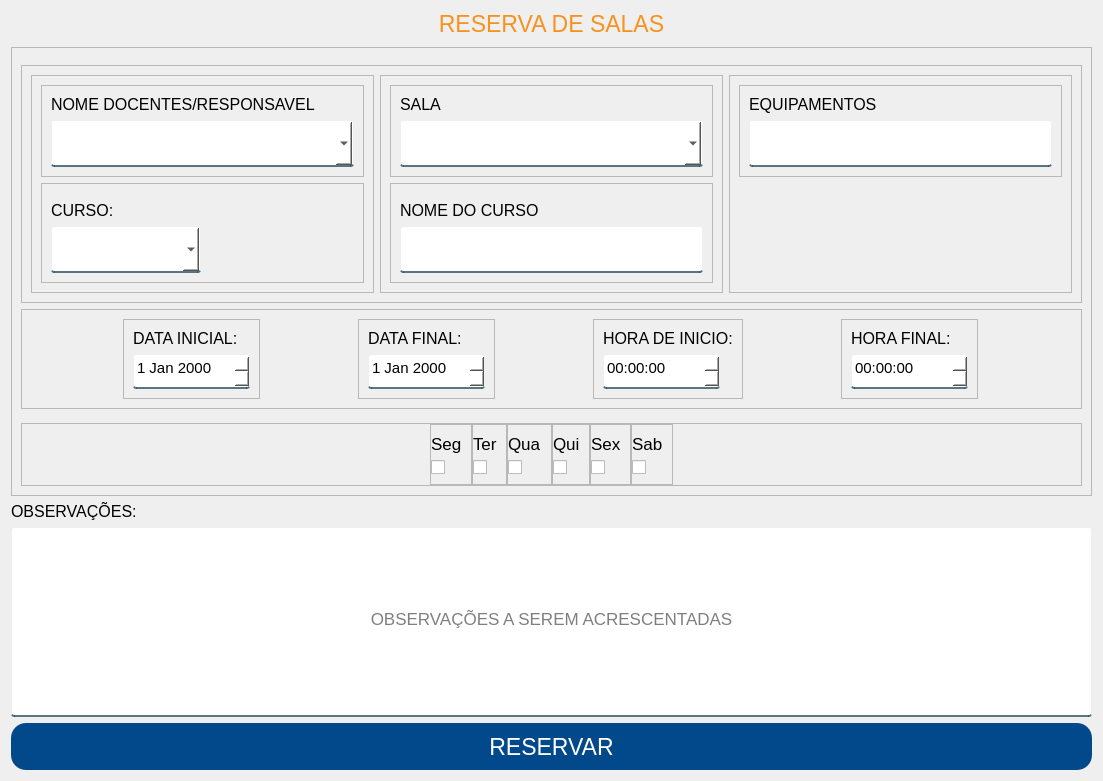
Qt form App/view/ui/reserva.ui (Senac-SOR-ADS/Mapa-de-Sala) before a commit.
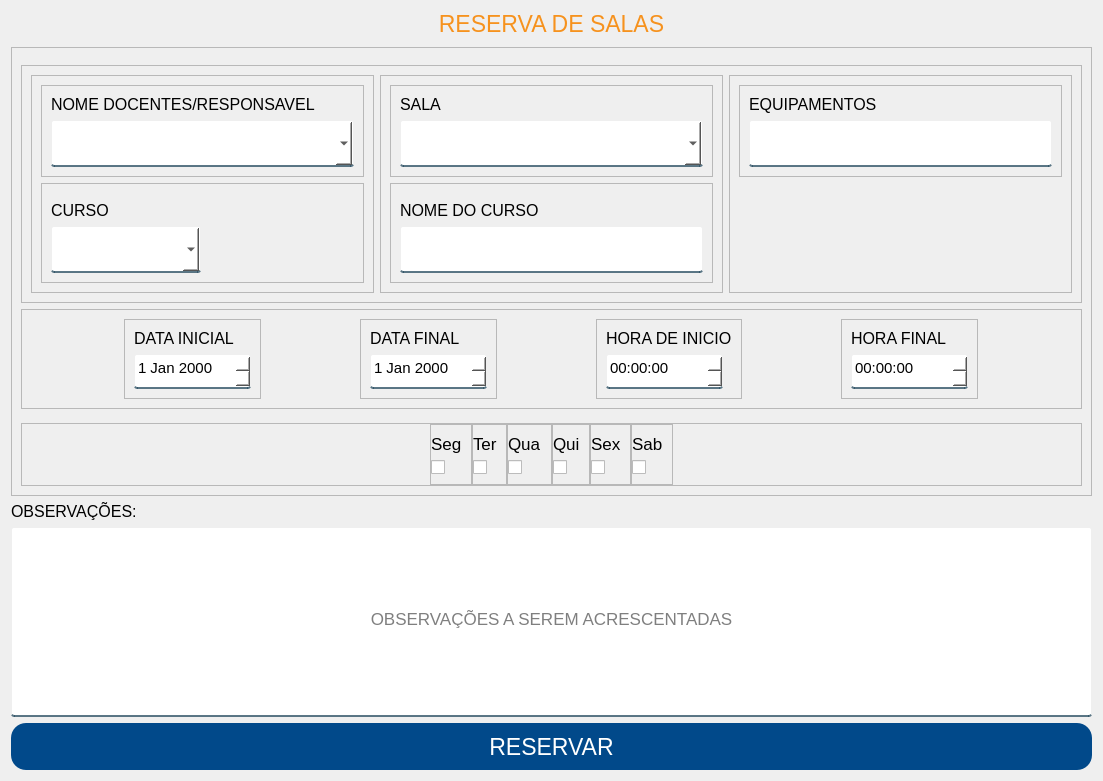
The same form after that commit.

Commit message:
Alteração nos layouts
Modificação nas telas de cadastros e edição para corresponderem com o padrão do projeto

Patch:
```diff
--- a/App/view/ui/reserva.ui
+++ b/App/view/ui/reserva.ui
@@ -252,7 +252,7 @@
                   </font>
                  </property>
                  <property name="text">
-                  <string>CURSO:</string>
+                  <string>CURSO</string>
                  </property>
                  <property name="alignment">
                   <set>Qt::AlignBottom|Qt::AlignLeading|Qt::AlignLeft</set>
@@ -536,7 +536,7 @@
                </font>
               </property>
               <property name="text">
-               <string>DATA INICIAL:</string>
+               <string>DATA INICIAL</string>
               </property>
               <property name="alignment">
                <set>Qt::AlignBottom|Qt::AlignLeading|Qt::AlignLeft</set>
@@ -590,7 +590,7 @@
                </font>
               </property>
               <property name="text">
-               <string>DATA FINAL:</string>
+               <string>DATA FINAL</string>
               </property>
               <property name="alignment">
                <set>Qt::AlignBottom|Qt::AlignLeading|Qt::AlignLeft</set>
@@ -644,7 +644,7 @@
                </font>
               </property>
               <property name="text">
-               <string>HORA DE INICIO:</string>
+               <string>HORA DE INICIO</string>
               </property>
               <property name="alignment">
                <set>Qt::AlignBottom|Qt::AlignLeading|Qt::AlignLeft</set>
@@ -698,7 +698,7 @@
                </font>
               </property>
               <property name="text">
-               <string>HORA FINAL:</string>
+               <string>HORA FINAL</string>
               </property>
               <property name="alignment">
                <set>Qt::AlignBottom|Qt::AlignLeading|Qt::AlignLeft</set>
```
The commit also changes 3 other files.
